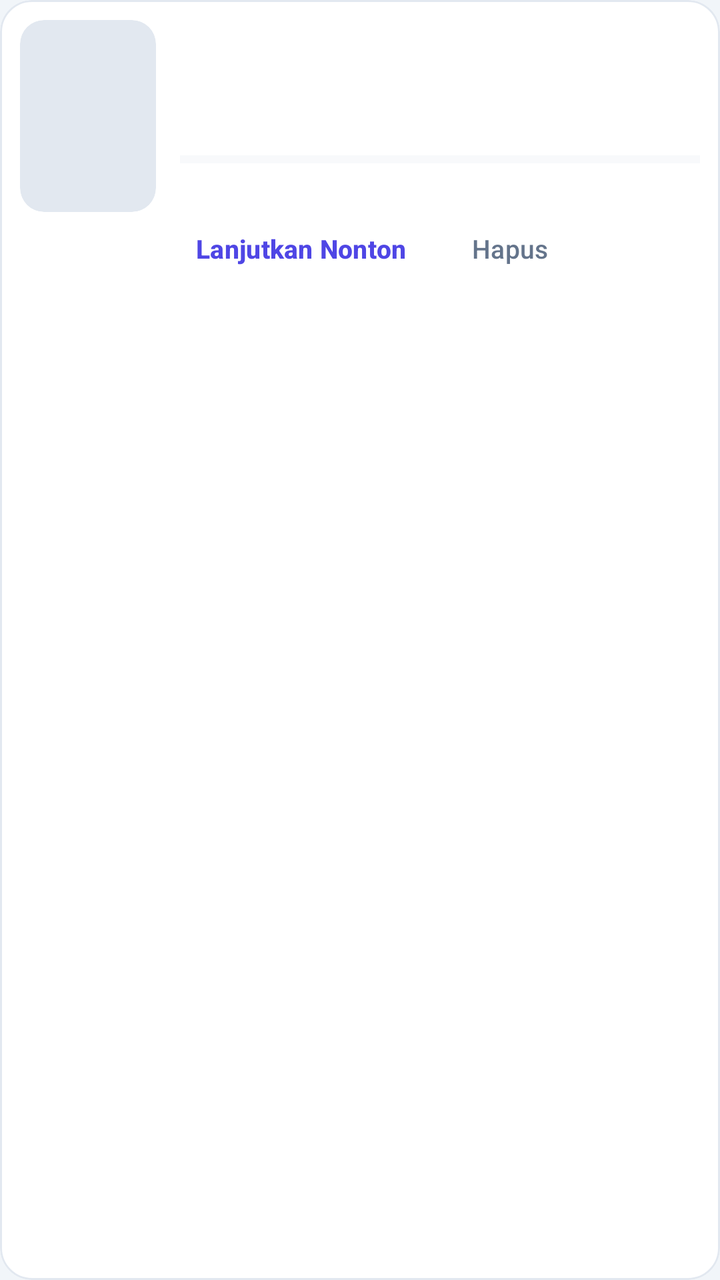
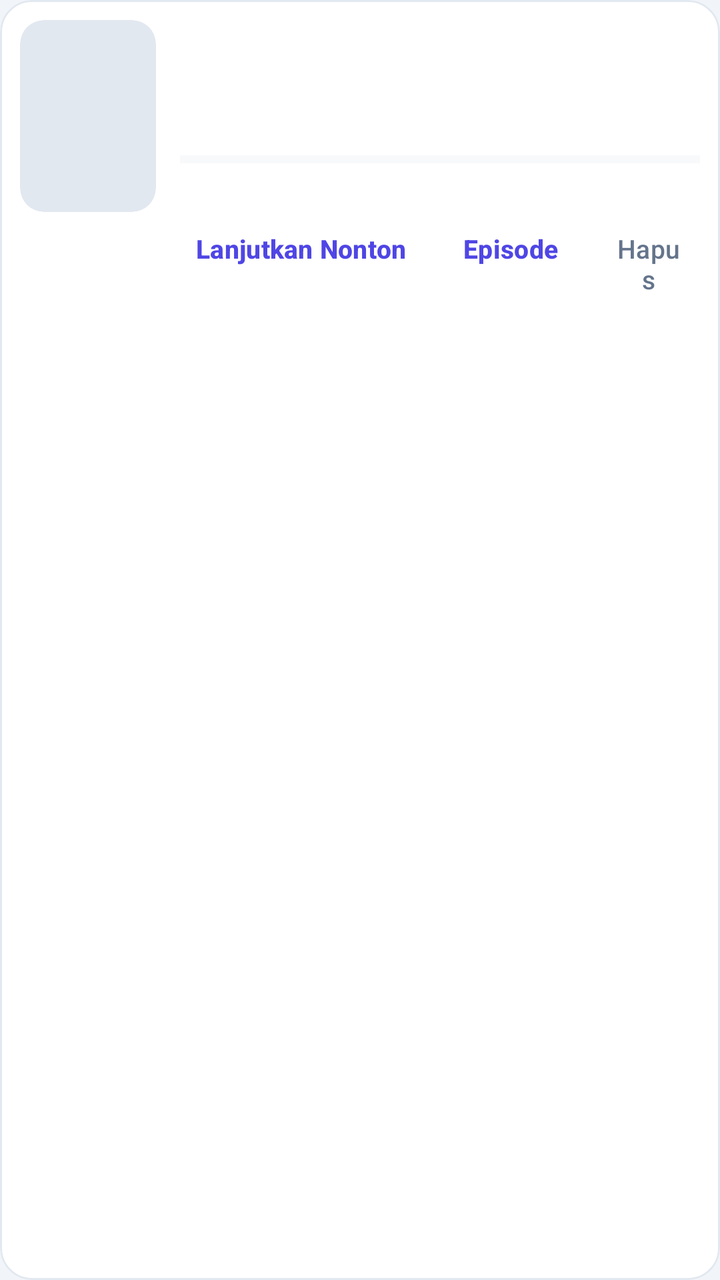

An Android layout rendered at two revisions. The XML below is the earlier revision; the diff shows what the commit changed to produce the second picture.
<!-- AndroidManifest.xml: application theme Theme.AniStream -->
<!-- res/layout/item_history.xml -->
<?xml version="1.0" encoding="utf-8"?>
<com.google.android.material.card.MaterialCardView xmlns:android="http://schemas.android.com/apk/res/android"
    xmlns:app="http://schemas.android.com/apk/res-auto"
    android:layout_width="match_parent"
    android:layout_height="wrap_content"
    android:layout_marginHorizontal="3dp"
    android:layout_marginVertical="5dp"
    android:clickable="true"
    android:focusable="true"
    app:cardBackgroundColor="@color/card_bg"
    app:cardCornerRadius="16dp"
    app:cardElevation="0dp"
    app:rippleColor="?attr/colorPrimaryContainer"
    app:strokeColor="@color/border"
    app:strokeWidth="1dp">

    <LinearLayout
        android:layout_width="match_parent"
        android:layout_height="wrap_content"
        android:orientation="horizontal"
        android:padding="10dp">

        <FrameLayout
            android:layout_width="68dp"
            android:layout_height="96dp"
            android:background="@drawable/ui_bg_poster_sm"
            android:clipToOutline="true">

            <ImageView
                android:id="@+id/thumb"
                android:layout_width="match_parent"
                android:layout_height="match_parent"
                android:contentDescription="@string/history_title"
                android:scaleType="centerCrop" />
        </FrameLayout>

        <LinearLayout
            android:layout_width="0dp"
            android:layout_height="wrap_content"
            android:layout_marginStart="12dp"
            android:layout_weight="1"
            android:orientation="vertical">

            <TextView
                android:id="@+id/title"
                android:layout_width="match_parent"
                android:layout_height="wrap_content"
                android:ellipsize="end"
                android:maxLines="1"
                android:textColor="@color/text_primary"
                android:textSize="14sp"
                android:textStyle="bold" />

            <TextView
                android:id="@+id/ep"
                android:layout_width="match_parent"
                android:layout_height="wrap_content"
                android:layout_marginTop="2dp"
                android:ellipsize="end"
                android:maxLines="1"
                android:textColor="@color/text_secondary"
                android:textSize="12sp" />

            <TextView
                android:id="@+id/progressText"
                android:layout_width="match_parent"
                android:layout_height="wrap_content"
                android:layout_marginTop="7dp"
                android:textColor="?attr/colorPrimary"
                android:textSize="12sp"
                android:textStyle="bold" />

            <ProgressBar
                android:id="@+id/progressBar"
                style="?android:attr/progressBarStyleHorizontal"
                android:layout_width="match_parent"
                android:layout_height="6dp"
                android:layout_marginTop="6dp"
                android:max="100"
                android:progressBackgroundTint="@color/border"
                android:progressTint="?attr/colorPrimary" />

            <TextView
                android:id="@+id/time"
                android:layout_width="match_parent"
                android:layout_height="wrap_content"
                android:layout_marginTop="6dp"
                android:textColor="@color/text_secondary"
                android:textSize="11sp" />

            <LinearLayout
                android:layout_width="match_parent"
                android:layout_height="wrap_content"
                android:layout_marginTop="2dp"
                android:orientation="horizontal">

                <com.google.android.material.button.MaterialButton
                    android:id="@+id/btnResume"
                    style="@style/Widget.Material3.Button.TextButton"
                    android:layout_width="wrap_content"
                    android:layout_height="wrap_content"
                    android:minHeight="0dp"
                    android:paddingHorizontal="8dp"
                    android:text="@string/resume"
                    android:textAllCaps="false"
                    android:textColor="?attr/colorPrimary"
                    android:textSize="13sp"
                    android:textStyle="bold" />

                <com.google.android.material.button.MaterialButton
                    android:id="@+id/btnDelete"
                    style="@style/Widget.Material3.Button.TextButton"
                    android:layout_width="wrap_content"
                    android:layout_height="wrap_content"
                    android:minHeight="0dp"
                    android:paddingHorizontal="8dp"
                    android:text="@string/delete"
                    android:textAllCaps="false"
                    android:textColor="@color/text_secondary"
                    android:textSize="13sp" />
            </LinearLayout>
        </LinearLayout>
    </LinearLayout>
</com.google.android.material.card.MaterialCardView>
<!-- resources referenced by this layout -->
<resources>
  <color name="border">#E2E8F0</color>
  <color name="card_bg">#FFFFFF</color>
  <color name="text_primary">#0F172A</color>
  <color name="text_secondary">#64748B</color>
  <!-- drawable ui_bg_poster_sm (drawable) -->
  <?xml version="1.0" encoding="utf-8"?>
  <shape xmlns:android="http://schemas.android.com/apk/res/android" android:shape="rectangle">
      <solid android:color="@color/divider" />
      <corners android:radius="12dp" />
  </shape>
  <string name="delete">Hapus</string>
  <string name="history_title">Riwayat Tonton</string>
  <string name="resume">Lanjutkan Nonton</string>
  <style name="Theme.AniStream" parent="Theme.Material3.DayNight.NoActionBar">
          <item name="colorPrimary">@color/primary</item>
          <item name="colorOnPrimary">@color/on_primary</item>
          
          <item name="colorPrimaryContainer">@color/accent_soft</item>
          <item name="colorSecondary">@color/accent</item>
          <item name="colorOnSecondary">@color/on_primary</item>
          <item name="colorSurface">@color/card_bg</item>
          
          <item name="colorOutline">@color/border</item>
          <item name="colorOutlineVariant">@color/border</item>
          <item name="android:colorBackground">@color/window_bg</item>
          <item name="android:textColorPrimary">@color/text_primary</item>
          <item name="android:textColorSecondary">@color/text_secondary</item>
          <item name="android:windowBackground">@color/window_bg</item>
          <item name="android:statusBarColor">@color/window_bg</item>
          <item name="android:navigationBarColor">@color/nav_bg</item>
      </style>
  <color name="divider">#E2E8F0</color>
  <color name="primary">#4F46E5</color>
  <color name="on_primary">#FFFFFF</color>
  <color name="accent_soft">#E0E7FF</color>
  <color name="accent">#4F46E5</color>
  <color name="window_bg">#F1F5F9</color>
  <color name="nav_bg">#FFFFFF</color>
</resources>

<!-- the commit's change to res/layout/item_history.xml (unified diff, before → after) -->
@@ -108,6 +108,19 @@
                     android:textStyle="bold" />
 
                 <com.google.android.material.button.MaterialButton
+                    android:id="@+id/btnEpisodes"
+                    style="@style/Widget.Material3.Button.TextButton"
+                    android:layout_width="wrap_content"
+                    android:layout_height="wrap_content"
+                    android:minHeight="0dp"
+                    android:paddingHorizontal="8dp"
+                    android:text="@string/episodes_nearby"
+                    android:textAllCaps="false"
+                    android:textColor="?attr/colorPrimary"
+                    android:textSize="13sp"
+                    android:textStyle="bold" />
+
+                <com.google.android.material.button.MaterialButton
                     android:id="@+id/btnDelete"
                     style="@style/Widget.Material3.Button.TextButton"
                     android:layout_width="wrap_content"
<!-- resource entries referenced after the edit -->
@@ -11,6 +11,7 @@
       <corners android:radius="12dp" />
   </shape>
   <string name="delete">Hapus</string>
+  <string name="episodes_nearby">Episode</string>
   <string name="history_title">Riwayat Tonton</string>
   <string name="resume">Lanjutkan Nonton</string>
   <style name="Theme.AniStream" parent="Theme.Material3.DayNight.NoActionBar">
